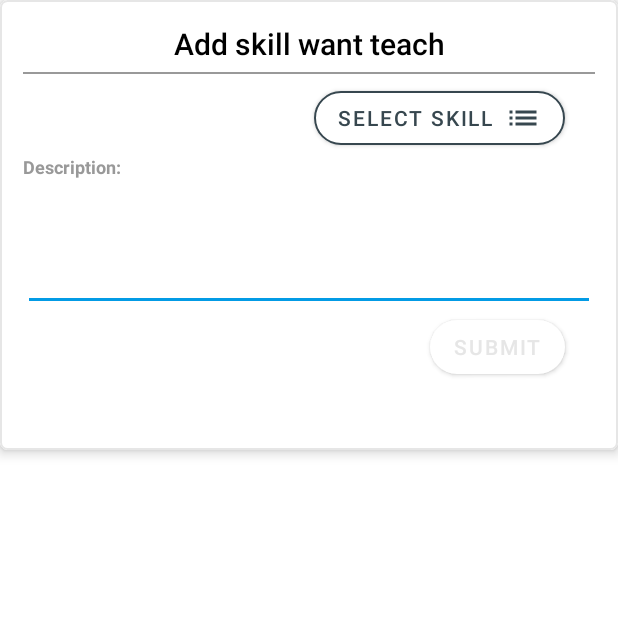
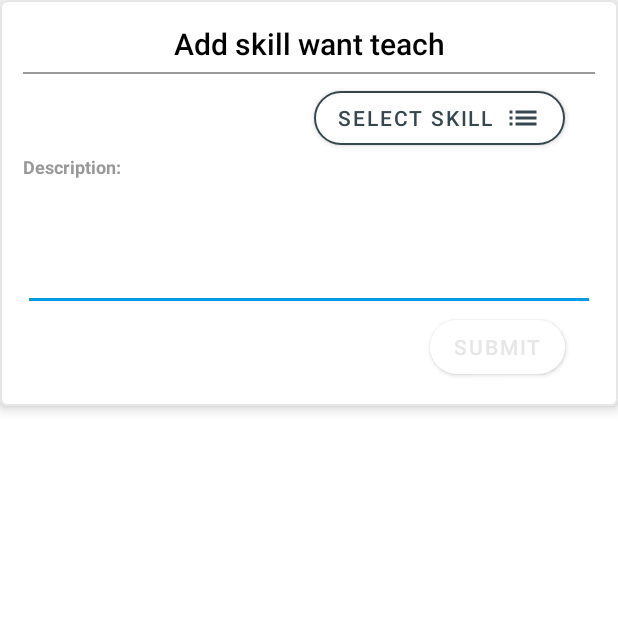
Before and after one commit to Mahadel/android, an Android app: the fragment AddSkillFragment shown on its own in the app's theme, on a phone screen of 412 x 824 dp, the top half of it. Run offline under Robolectric (Android 15) with nearby library versions, the phone set to English and light mode, and no system bars; our stand-ins replace ButterKnife; libraries missing offline, so code that uses them is left out: com.blankj.utilcode, com.github.pwittchen.prefser, io.objectbox; 2 statements that could not run were skipped.

Commit message:
change size of bottom sheet layout to the height wrap_content.

```diff
--- a/app/src/main/res/layout/fragment_add_skill.xml
+++ b/app/src/main/res/layout/fragment_add_skill.xml
@@ -3,7 +3,7 @@
     xmlns:app="http://schemas.android.com/apk/res-auto"
     xmlns:tools="http://schemas.android.com/tools"
     android:layout_width="match_parent"
-    android:layout_height="300dp"
+    android:layout_height="wrap_content"
     android:layoutDirection="locale"
     app:cardBackgroundColor="?attr/colorPrimary"
     app:cardCornerRadius="5dp"
--- a/app/src/main/res/layout/fragment_skill_detail.xml
+++ b/app/src/main/res/layout/fragment_skill_detail.xml
@@ -3,7 +3,7 @@
     xmlns:app="http://schemas.android.com/apk/res-auto"
     xmlns:tools="http://schemas.android.com/tools"
     android:layout_width="match_parent"
-    android:layout_height="300dp"
+    android:layout_height="wrap_content"
     android:layoutDirection="locale"
     app:cardBackgroundColor="?attr/colorPrimary"
     app:cardCornerRadius="5dp"
```
